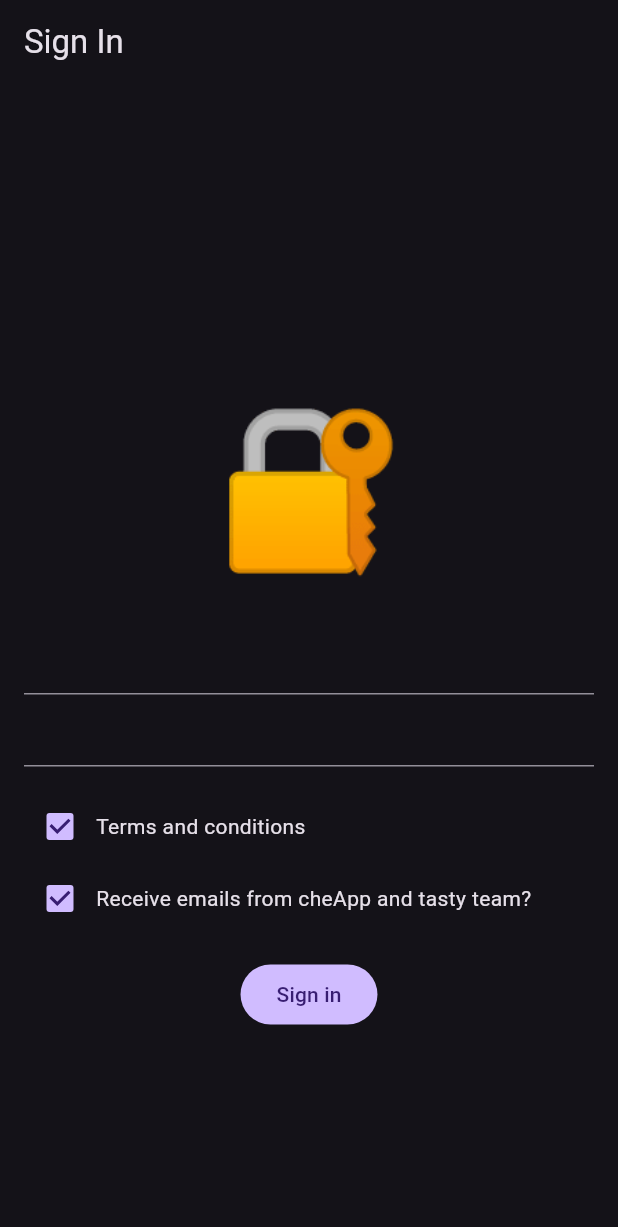
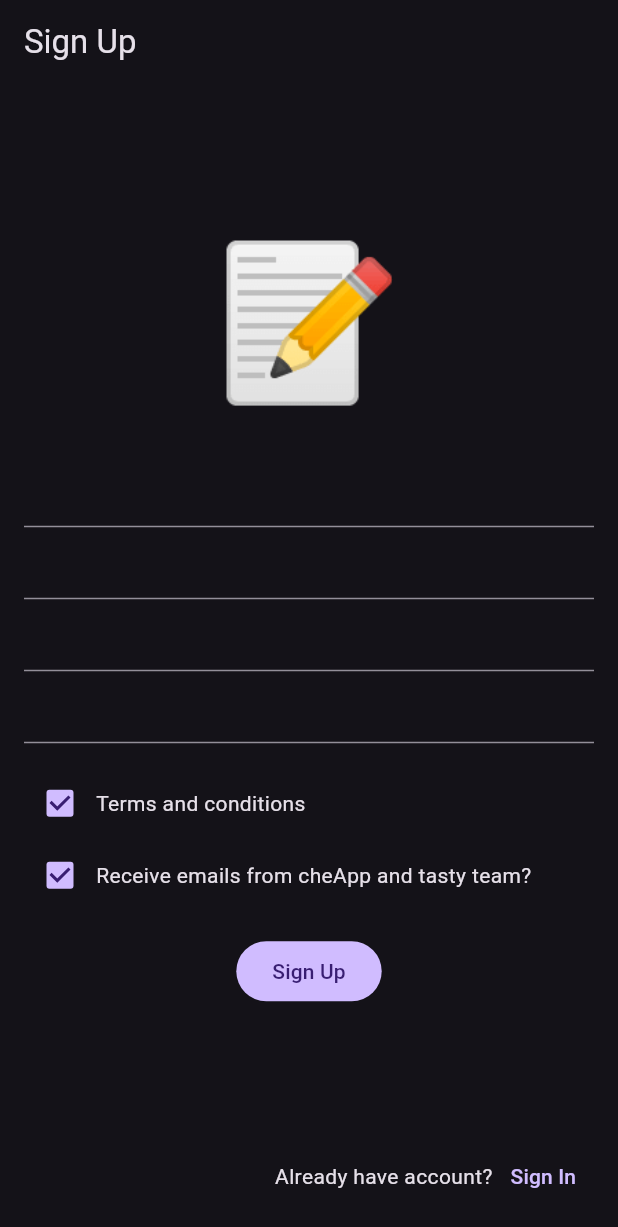
Before and after one commit to azzayatss/cheapp_and_tasty, a Flutter app: the screen it shows after launch, on a phone screen of 412 x 824 dp. Shown: the top 1227 px of the screen. Run offline on Flutter 3.47's test engine with Material 2 defaults, Android fonts, the phone set to English and light mode, and no system bars.

Commit message:
feat: created sign up page frontend

```diff
--- a/lib/auth/pages/sign_in_page.dart
+++ b/lib/auth/pages/sign_in_page.dart
@@ -13,13 +13,11 @@ class _SignInPageState extends State<SignInPage> {
   String lockedState = '🔐';
   final String unLockedState = '🔓';
 
-  bool termsAndConditions = true;
-  bool newsSubscription = true;
   @override
   Widget build(BuildContext context) {
     return Scaffold(
       appBar: AppBar(
-        title: AppStrings().signInPageTitle,
+        title: Text(AppStrings().signIn),
       ),
       body: SafeArea(
         child: Padding(
@@ -27,10 +25,6 @@ class _SignInPageState extends State<SignInPage> {
           child: Column(
             children: [
               const Spacer(),
-              Expanded(
-                flex: 3,
-                child: Column(
-                  children: [
               Text(
                 lockedState,
                 style: const TextStyle(fontSize: 100),
@@ -43,32 +37,6 @@ class _SignInPageState extends State<SignInPage> {
               SizedBox(
                 height: AppLayouts().defaultPadding,
               ),
-                    Row(
-                      children: [
-                        Checkbox(
-                          value: termsAndConditions,
-                          onChanged: (_) {
-                            setState(() {
-                              termsAndConditions = !termsAndConditions;
-                            });
-                          },
-                        ),
-                        AppStrings().termsAndConditionsCheckBoxText,
-                      ],
-                    ),
-                    Row(
-                      children: [
-                        Checkbox(
-                          value: newsSubscription,
-                          onChanged: (_) {
-                            setState(() {
-                              newsSubscription = !newsSubscription;
-                            });
-                          },
-                        ),
-                        AppStrings().receiveEmails,
-                      ],
-                    ),
               SizedBox(
                 height: AppLayouts().defaultPadding,
               ),
@@ -78,10 +46,21 @@ class _SignInPageState extends State<SignInPage> {
                     lockedState = unLockedState;
                   });
                 },
-                      child: AppStrings().signIn,
+                child: Text(AppStrings().signIn),
+              ),
+              SizedBox(
+                height: AppLayouts().defaultPadding,
+              ),
+              const Spacer(),
+              Row(
+                mainAxisAlignment: MainAxisAlignment.end,
+                children: [
+                  Text(AppStrings().dontHaveAccount),
+                  TextButton(
+                    onPressed: () {},
+                    child: Text(AppStrings().signUp),
                   ),
                 ],
-                ),
               ),
             ],
           ),
--- /dev/null
+++ b/lib/auth/pages/sign_up_page.dart
@@ -0,0 +1,101 @@
+import 'package:cheapp_and_tasty/config/app_layouts.dart';
+import 'package:cheapp_and_tasty/config/app_strings.dart';
+import 'package:flutter/material.dart';
+
+class SignUpPage extends StatefulWidget {
+  const SignUpPage({super.key});
+
+  @override
+  State<SignUpPage> createState() => _SignUpPageState();
+}
+
+class _SignUpPageState extends State<SignUpPage> {
+  String registrationState = '📝';
+  final String registrationStateDone = '📑';
+
+  bool termsAndConditions = true;
+  bool newsSubscription = true;
+  @override
+  Widget build(BuildContext context) {
+    return Scaffold(
+      appBar: AppBar(
+        title: Text(AppStrings().signUp),
+      ),
+      body: SafeArea(
+        child: Padding(
+          padding: EdgeInsets.all(AppLayouts().defaultPadding),
+          child: Column(
+            children: [
+              const Spacer(),
+              Text(
+                registrationState,
+                style: const TextStyle(fontSize: 100),
+              ),
+              SizedBox(
+                height: AppLayouts().defaultPadding,
+              ),
+              TextFormField(),
+              TextFormField(),
+              TextFormField(),
+              TextFormField(),
+              SizedBox(
+                height: AppLayouts().defaultPadding,
+              ),
+              Row(
+                children: [
+                  Checkbox(
+                    value: termsAndConditions,
+                    onChanged: (_) {
+                      setState(() {
+                        termsAndConditions = !termsAndConditions;
+                      });
+                    },
+                  ),
+                  Text(AppStrings().termsAndConditionsCheckBoxText),
+                ],
+              ),
+              Row(
+                children: [
+                  Checkbox(
+                    value: newsSubscription,
+                    onChanged: (_) {
+                      setState(() {
+                        newsSubscription = !newsSubscription;
+                      });
+                    },
+                  ),
+                  Text(AppStrings().receiveEmails),
+                ],
+              ),
+              SizedBox(
+                height: AppLayouts().defaultPadding,
+              ),
+              FilledButton(
+                onPressed: () {
+                  setState(() {
+                    registrationState = registrationStateDone;
+                  });
+                },
+                child: Text(AppStrings().signUp),
+              ),
+              SizedBox(
+                height: AppLayouts().defaultPadding,
+              ),
+              const Spacer(),
+              Row(
+                mainAxisAlignment: MainAxisAlignment.end,
+                children: [
+                  Text(AppStrings().alreadyHaveAccount),
+                  TextButton(
+                    onPressed: () {},
+                    child: Text(AppStrings().signIn),
+                  ),
+                ],
+              ),
+            ],
+          ),
+        ),
+      ),
+    );
+  }
+}
--- a/lib/config/app_strings.dart
+++ b/lib/config/app_strings.dart
@@ -1,10 +1,8 @@
-import 'package:flutter/material.dart';
-
 class AppStrings {
-  final signInPageTitle = const Text('Sign In');
-  final termsAndConditionsCheckBoxText = const Text('Terms and conditions');
-  final receiveEmails = const Text(
-    'Receive emails from cheApp and tasty team?',
-  );
-  final signIn = const Text('Sign in');
+  final String termsAndConditionsCheckBoxText = 'Terms and conditions';
+  final String receiveEmails = 'Receive emails from cheApp and tasty team?';
+  final String signIn = 'Sign In';
+  final String signUp = 'Sign Up';
+  final String dontHaveAccount = 'Dont have account?';
+  final String alreadyHaveAccount = 'Already have account?';
 }
--- a/lib/main.dart
+++ b/lib/main.dart
@@ -1,4 +1,5 @@
 import 'package:cheapp_and_tasty/auth/pages/sign_in_page.dart';
+import 'package:cheapp_and_tasty/auth/pages/sign_up_page.dart';
 import 'package:flutter/material.dart';
 
 void main() {
@@ -20,7 +21,8 @@ class MyApp extends StatelessWidget {
       ),
       themeMode: ThemeMode.dark,
       // home: const MyHomePage(),
-      home: const SignInPage(),
+      // home: const SignInPage(),
+      home: const SignUpPage(),
     );
   }
 }
```
Lines whose indentation alone changed are shown as unchanged.
